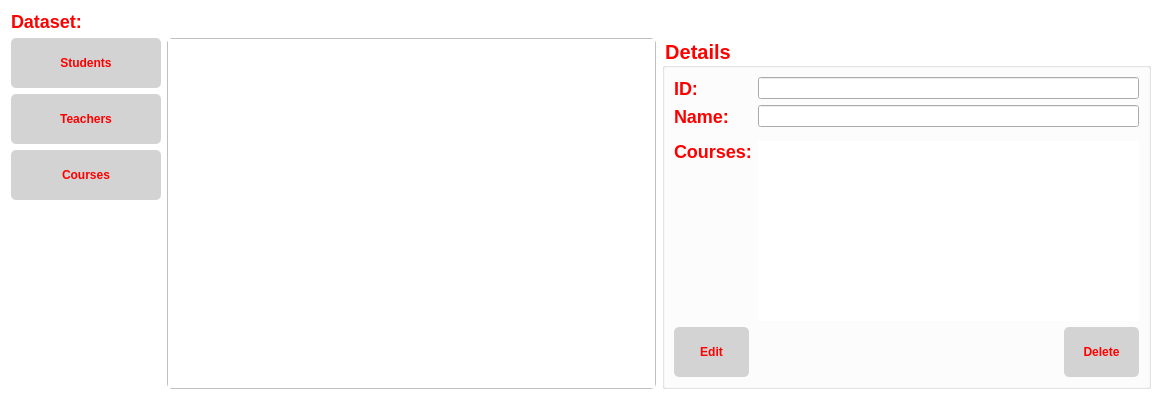
Old version of the form src/views/dataset/Dataset.ui in the repository TudorMaxim/flag_colouring_model.
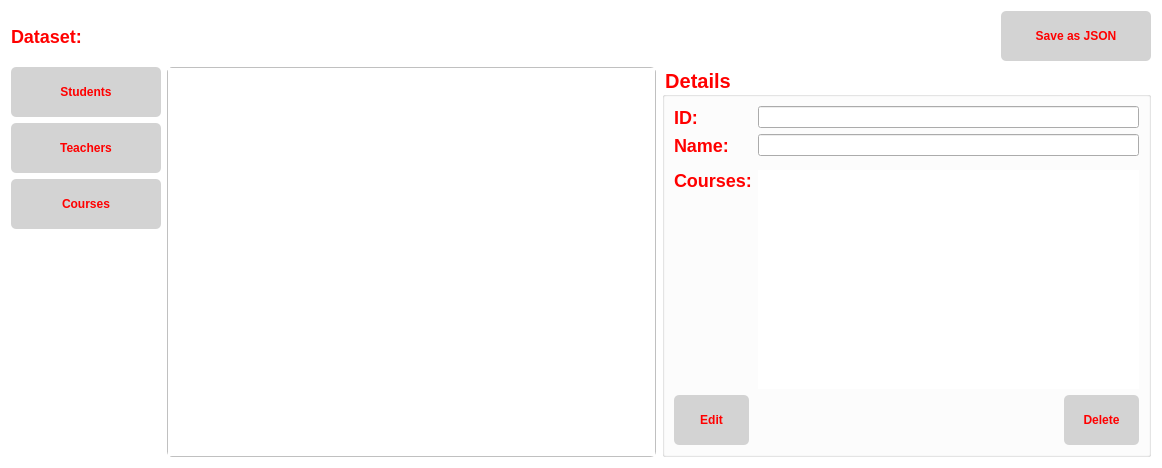
New version of the form.

Commit message: Added Dataset Generator Widget

The edit to the form file:
```diff
--- a/src/views/dataset/Dataset.ui
+++ b/src/views/dataset/Dataset.ui
@@ -7,7 +7,7 @@
     <x>0</x>
     <y>0</y>
     <width>1162</width>
-    <height>400</height>
+    <height>468</height>
    </rect>
   </property>
   <property name="windowTitle">
@@ -70,8 +70,9 @@
 	border: 0px;
 }
 
-QListWidget::item {
-	font-size: 50px;
+QListWidget::item::selected {
+	background-color: red;
+	color: white;
 }</string>
   </property>
   <property name="active" stdset="0">
@@ -79,11 +80,38 @@
   </property>
   <layout class="QVBoxLayout" name="verticalLayout_4">
    <item>
+    <layout class="QHBoxLayout" name="horizontalLayout_2">
+     <item>
     <widget class="QLabel" name="dataset_label">
      <property name="text">
       <string>Dataset: </string>
      </property>
     </widget>
+     </item>
+     <item>
+      <spacer name="horizontalSpacer_2">
+       <property name="orientation">
+        <enum>Qt::Horizontal</enum>
+       </property>
+       <property name="sizeHint" stdset="0">
+        <size>
+         <width>40</width>
+         <height>20</height>
+        </size>
+       </property>
+      </spacer>
+     </item>
+     <item>
+      <widget class="QPushButton" name="save_dataset_button">
+       <property name="text">
+        <string>Save as JSON</string>
+       </property>
+       <property name="cssClass" stdset="0">
+        <string>active</string>
+       </property>
+      </widget>
+     </item>
+    </layout>
    </item>
    <item>
     <layout class="QHBoxLayout" name="list_layout">
```
Lines whose indentation alone changed are shown as unchanged. The commit also changes 16 other files.
